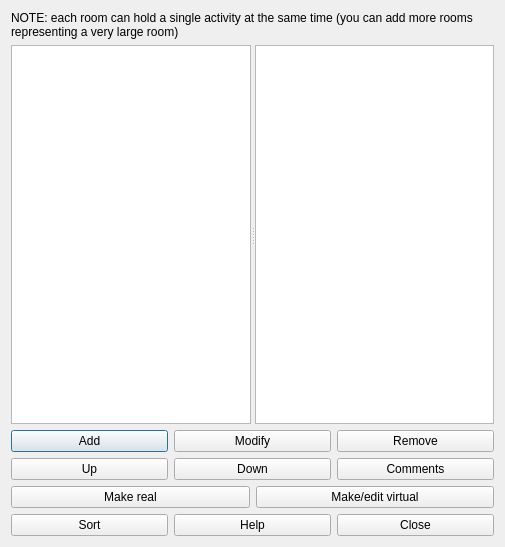
Qt form fet/src/interface/roomsform_template.ui (vonmecheln/fet) before a commit.
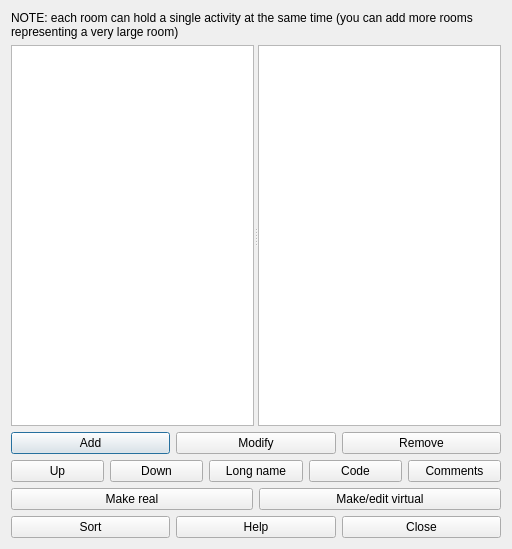
The same form after that commit.

```diff
--- a/fet/src/interface/roomsform_template.ui
+++ b/fet/src/interface/roomsform_template.ui
@@ -6,8 +6,8 @@
    <rect>
     <x>0</x>
     <y>0</y>
-    <width>505</width>
-    <height>547</height>
+    <width>512</width>
+    <height>549</height>
    </rect>
   </property>
   <property name="windowTitle">
@@ -89,6 +89,20 @@
        </property>
       </widget>
      </item>
+     <item>
+      <widget class="QPushButton" name="longNamePushButton">
+       <property name="text">
+        <string>Long name</string>
+       </property>
+      </widget>
+     </item>
+     <item>
+      <widget class="QPushButton" name="codePushButton">
+       <property name="text">
+        <string>Code</string>
+       </property>
+      </widget>
+     </item>
      <item>
       <widget class="QPushButton" name="commentsPushButton">
        <property name="text">
```
